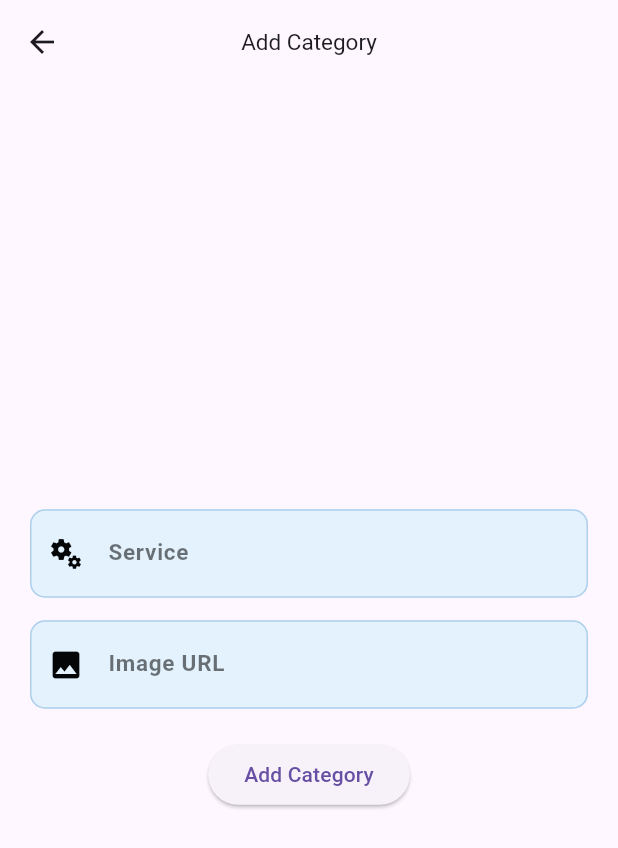
After one commit to Hames-1616/Doctor_meeting, a Flutter app: the admain screen opened directly, after a tap on "Add Category", on a phone screen of 412 x 824 dp. The commit adds this screen. Shown: the top 848 px of the screen. Run offline on Flutter 3.47's test engine with Material 2 defaults, Android fonts, the phone set to English and light mode, and no system bars; our stand-ins replace cached_network_image, dio, fluttertoast, get, shared_preferences; accounts and stored records are empty; network calls fail; Roboto replaces fonts that are missing (Poppins).

Commit message:
since upo

```diff
--- /dev/null
+++ b/lib/backend/add_category.dart
@@ -0,0 +1,9 @@
+import 'package:dio/dio.dart';
+
+void addservice(String service,String image) async {
+  Dio dio = Dio();
+  Map<String, String> jsonMap = {'service':service , 'image': image};
+  Response res = await dio.post(
+      "http://192.168.29.240:8000/addservice/",
+      data: jsonMap);
+}
--- /dev/null
+++ b/lib/screens/add_category.dart
@@ -0,0 +1,76 @@
+import 'package:flutter/material.dart';
+import 'package:flutter/src/widgets/framework.dart';
+import 'package:flutter/src/widgets/placeholder.dart';
+import 'package:fluttertoast/fluttertoast.dart';
+import 'package:get/get_core/get_core.dart';
+import 'package:get/get_navigation/get_navigation.dart';
+import 'package:project/backend/add_category.dart';
+import 'package:project/utils/customtextfield.dart';
+
+class addcate extends StatefulWidget {
+  const addcate({super.key});
+
+  @override
+  State<addcate> createState() => _addcateState();
+}
+
+class _addcateState extends State<addcate> {
+  String service = "";
+  String img = "";
+  TextEditingController con = new TextEditingController();
+  TextEditingController image = new TextEditingController();
+  @override
+  Widget build(BuildContext context) {
+    return Scaffold(
+      appBar: AppBar(
+        centerTitle: true,
+        title: Text(
+          "Add Category",
+          style: TextStyle(fontSize: 15),
+        ),
+        leading: IconButton(
+          icon: Icon(Icons.arrow_back),
+          onPressed: () {
+            Get.back();
+          },
+        ),
+      ),
+      body: Column(
+        mainAxisAlignment: MainAxisAlignment.center,
+        children: [
+          CustomTextField(
+              hintText: "Service",
+              icon: Icons.miscellaneous_services_rounded,
+              keyboardType: TextInputType.text,
+              onChanged: (value) {
+                setState(() {
+                  service = value;
+                });
+              },
+              con: con),
+          CustomTextField(
+            a: 500,
+              hintText: "Image URL",
+              icon: Icons.image,
+              keyboardType: TextInputType.text,
+              onChanged: (value) {
+                setState(() {
+                  img = value;
+                });
+              },
+              con: image),
+          SizedBox(
+            height: 5,
+          ),
+          ElevatedButton(
+              onPressed: () {
+                addservice(service, img);
+                Get.back();
+                Fluttertoast.showToast(msg: "Category Added");
+              },
+              child: Text("Add Category"))
+        ],
+      ),
+    );
+  }
+}
--- /dev/null
+++ b/lib/screens/admeme_main.dart
@@ -0,0 +1,44 @@
+import 'package:flutter/material.dart';
+import 'package:flutter/src/widgets/framework.dart';
+import 'package:flutter/src/widgets/placeholder.dart';
+import 'package:get/get_core/get_core.dart';
+import 'package:get/get_navigation/get_navigation.dart';
+import 'package:project/screens/add_category.dart';
+
+class admain extends StatefulWidget {
+  const admain({super.key});
+
+  @override
+  State<admain> createState() => _admainState();
+}
+
+class _admainState extends State<admain> {
+  @override
+  Widget build(BuildContext context) {
+    return Scaffold(
+      body: Container(
+        width: MediaQuery.of(context).size.width,
+        child: Column(
+          mainAxisAlignment: MainAxisAlignment.center,
+          children: [
+            ElevatedButton(
+                onPressed: () {
+                  Get.to(addcate());
+                },
+                child: Text("Add Category")),
+            SizedBox(
+              height: 15,
+            ),
+            ElevatedButton(onPressed: () {
+
+            }, child: Text("Add Doctor")),
+            SizedBox(
+              height: 15,
+            ),
+            ElevatedButton(onPressed: () {}, child: Text("Remove Doctor"))
+          ],
+        ),
+      ),
+    );
+  }
+}
--- a/lib/screens/login.dart
+++ b/lib/screens/login.dart
@@ -2,6 +2,7 @@ import 'package:flutter/material.dart';
 import 'package:flutter/src/widgets/framework.dart';
 import 'package:flutter/src/widgets/placeholder.dart';
 import 'package:get/get.dart';
+import 'package:project/screens/admeme.dart';
 import 'package:project/screens/doctor_login.dart';
 import 'package:project/screens/home.dart';
 import 'package:project/screens/patient_login.dart';
@@ -29,7 +30,9 @@ class _loginState extends State<login> {
         backgroundColor: Colors.transparent,
         elevation: 0,
         leading: IconButton(
-            onPressed: () {},
+            onPressed: () {
+              Get.to(admemem());
+            },
             icon: Container(
               decoration: BoxDecoration(
                 borderRadius: BorderRadius.circular(100),
--- a/pubspec.yaml
+++ b/pubspec.yaml
@@ -41,6 +41,7 @@ dependencies:
   cached_network_image: ^3.2.3
   fluttertoast: ^8.2.1
   shared_preferences: ^2.0.18
+  flutter_dropdown: ^1.0.1+hotfix.1
 
 dev_dependencies:
   flutter_test:
```
Also changed, not shown: lib/screens/add_doctor.dart (added, +17 -0 lines), lib/screens/admeme.dart (added, +108 -0 lines), pubspec.lock.
